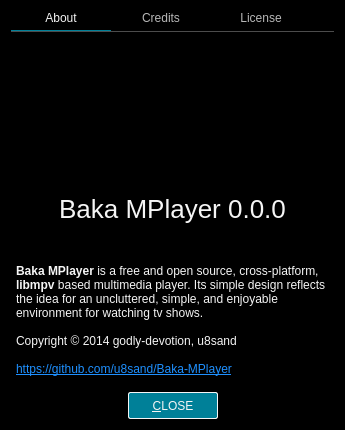
This is src/ui/aboutdialog.ui in u8sand/Baka-MPlayer as Qt 5 draws it before an edit. The edited form follows.
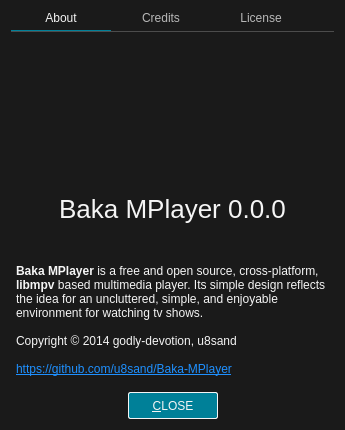
This is the edited form. Icons and pictures are not drawn.

Commit message: Changed background color to #1A1A1A

```diff
--- a/src/ui/aboutdialog.ui
+++ b/src/ui/aboutdialog.ui
@@ -16,7 +16,7 @@
   <property name="styleSheet">
    <string notr="true">QWidget {
 	font: 12px &quot;Noto Sans&quot;, &quot;FreeSans&quot;;
-	background: black;
+	background: #1A1A1A;
 	color: whitesmoke;
 }
 
@@ -46,7 +46,7 @@
     color: #B8B8B8;
 }
 
-/* QScrollBar:vertical */
+/* QScrollBar */
 
 QScrollBar:vertical {
 	border: none;
@@ -65,8 +65,6 @@
 	background: transparent;
 }
 
-/* QScrollBar:horizontal */
-
 QScrollBar:horizontal {
 	border: none;
 	height: 5px;
```
The commit also changes 7 other files.
